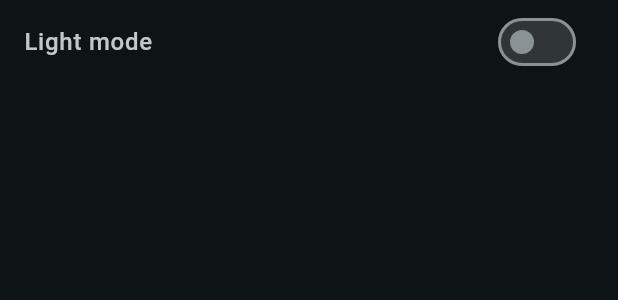
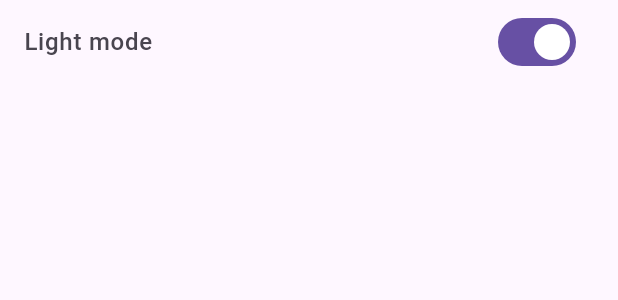
Before and after one commit to soulandbone/der_die_das, a Flutter app: the ToggleTile widget shown alone on an empty page, opened directly, on a phone screen of 412 x 824 dp. Shown: the top 300 px of the screen. Run offline on Flutter 3.47's test engine with Material 3 defaults, Android fonts, the phone set to English and light mode, and no system bars; our stand-ins replace bloc, cloud_firestore, firebase_core, flex_color_scheme, flutter_bloc, gap; accounts and stored records are empty; statements that could not run were skipped.

Commit message:
added comparison of logic for Theme with a state that saves an enum dark/light

```diff
--- a/lib/main.dart
+++ b/lib/main.dart
@@ -49,9 +49,9 @@ class MyApp extends StatelessWidget {
       child: MaterialApp(
         title: 'Flutter Demo',
         theme:
-            currentState.runtimeType == DarkTheme
-                ? AppTheme.dark
-                : AppTheme.light,
+            (currentState as ActiveTheme).mode == ThemeModeType.dark
+                ? ThemeData.dark()
+                : ThemeData.light(),
         home: HomeScreen(),
       ),
     );
--- a/lib/presentation/bloc/themeBloc/bloc/theme_state.dart
+++ b/lib/presentation/bloc/themeBloc/bloc/theme_state.dart
@@ -3,11 +3,9 @@ part of 'theme_bloc.dart';
 @immutable
 sealed class ThemeState {}
 
-final class ThemeInitial extends ThemeState {
-  // ThemeInitial(this.darkTheme);
-  // final ThemeData darkTheme;
+enum ThemeModeType { dark, light }
+
+final class ActiveTheme extends ThemeState {
+  ActiveTheme(this.mode);
+  final ThemeModeType mode;
 }
-
-final class DarkTheme extends ThemeState {}
-
-final class LightTheme extends ThemeState {}
--- a/lib/presentation/screens/end.dart
+++ b/lib/presentation/screens/end.dart
@@ -2,7 +2,6 @@
 import 'package:der_die_das/presentation/widgets/summary.dart';
 import 'package:flutter/material.dart';
 import 'package:flutter_bloc/flutter_bloc.dart';
-import 'package:gap/gap.dart';
 
 class EndScreen extends StatelessWidget {
   const EndScreen({super.key});
--- a/lib/presentation/widgets/drawer/main_drawer.dart
+++ b/lib/presentation/widgets/drawer/main_drawer.dart
@@ -1,4 +1,3 @@
-import 'package:der_die_das/presentation/widgets/drawer/drawer_tile.dart';
 import 'package:der_die_das/presentation/widgets/drawer/toggle_tile.dart';
 import 'package:flutter/material.dart';
 
@@ -12,7 +11,7 @@ class MainDrawer extends StatelessWidget {
         children: [
           DrawerHeader(child: Text('Der, Die, Das')),
           ToggleTile(),
-          DrawerTile(icon: Icons.abc, titleText: 'Abc'),
+          //DrawerTile(icon: Icons.abc, titleText: 'Abc'),
         ],
       ),
     );
--- a/lib/presentation/widgets/drawer/toggle_tile.dart
+++ b/lib/presentation/widgets/drawer/toggle_tile.dart
@@ -13,7 +13,10 @@ class ToggleTile extends StatelessWidget {
     return ListTile(
       leading: Text('Light mode', style: TextStyle(fontSize: 16)),
       trailing: Switch(
-        value: currentState.runtimeType == LightTheme,
+        value:
+            (currentState as ActiveTheme).mode ==
+            ThemeModeType
+                .light, // currentState == LightTheme (for comparison purposes)
         onChanged: (value) {
           themeBloc.add(ToggleTheme());
         },
```
Also changed, not shown: lib/presentation/bloc/themeBloc/bloc/theme_bloc.dart (+7 -5 lines).
